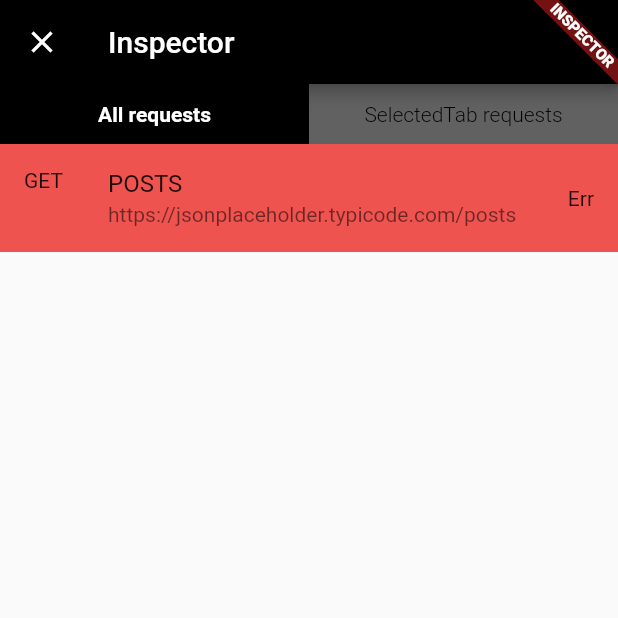
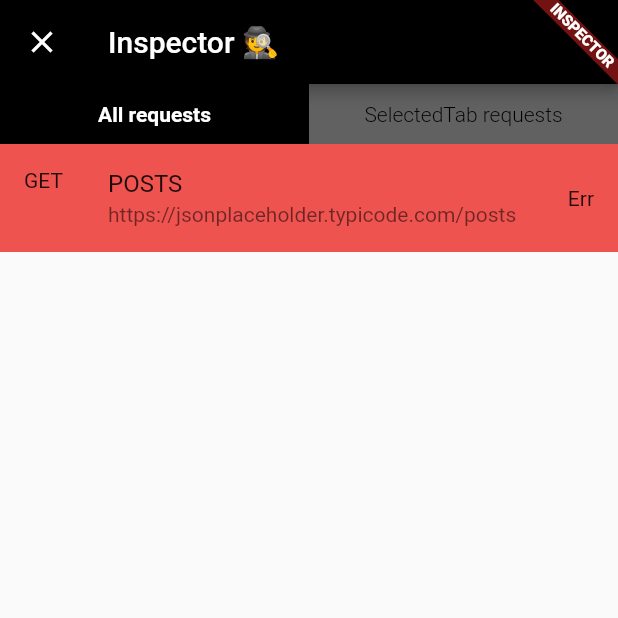
Before and after one commit to Abdelazeem777/requests_inspector, a Flutter app: the screen it shows after launch, swiped to page 2, on a phone screen of 412 x 824 dp, the top half of it. Run offline on Flutter 3.47's test engine with Material 2 defaults, Android fonts, the phone set to English and light mode, and no system bars; our stand-ins replace dio; missing offline and left inert: shake; network calls fail.

Commit message:
Fix web bugs

```diff
--- a/example/lib/main.dart
+++ b/example/lib/main.dart
@@ -24,7 +24,6 @@ Future<List<Post>> fetchPosts() async {
       queryParameters: params,
       statusCode: response.statusCode ?? 0,
       responseBody: response.data,
-      sentTime: DateTime.now(),
     ),
   );
 
@@ -117,6 +116,7 @@ class Post {
 void main() => runApp(
       const RequestsInspector(
         enabled: true,
+        showInspectorOn: ShowInspectorOn.Both,
         child: MyApp(),
       ),
     );
@@ -149,6 +149,13 @@ class _MyAppState extends State<MyApp> {
       home: Scaffold(
         appBar: AppBar(
           title: const Text('Fetch Data Example'),
+          leading: const InkWell(
+            child: Padding(
+              padding: EdgeInsets.all(8.0),
+              child: Icon(Icons.refresh),
+            ),
+            onTap: fetchPosts,
+          ),
         ),
         body: Center(
           child: FutureBuilder<List<Post>>(
@@ -180,6 +187,7 @@ class PostsListWidget extends StatelessWidget {
       onRefresh: fetchPosts,
       child: ListView.builder(
         shrinkWrap: true,
+        physics: const AlwaysScrollableScrollPhysics(),
         itemCount: postsList.length,
         itemBuilder: _buildPostItem,
       ),
--- a/lib/src/requests_inspector_widget.dart
+++ b/lib/src/requests_inspector_widget.dart
@@ -1,6 +1,8 @@
 import 'dart:convert';
+import 'dart:io';
 
 import 'package:dio/dio.dart';
+import 'package:flutter/foundation.dart';
 import 'package:flutter/material.dart';
 import 'package:provider/provider.dart';
 
@@ -29,7 +31,9 @@ class RequestsInspector extends StatelessWidget {
         ? ChangeNotifierProvider(
             create: (context) => InspectorController(
               enabled: enabled,
-              showInspectorOn: showInspectorOn,
+              showInspectorOn: _isSupportShaking()
+                  ? showInspectorOn
+                  : ShowInspectorOn.LongPress,
             ),
             builder: (context, _) {
               final inspectorController = context.read<InspectorController>();
@@ -68,6 +72,9 @@ class RequestsInspector extends StatelessWidget {
 
     return widget;
   }
+
+  bool _isSupportShaking() =>
+      kIsWeb ? false : Platform.isAndroid || Platform.isIOS;
 }
 
 class _Inspector extends StatelessWidget {
@@ -85,7 +92,7 @@ class _Inspector extends StatelessWidget {
     final inspectorController = context.read<InspectorController>();
     return AppBar(
       backgroundColor: Colors.black,
-      title: const Text('Inspector'),
+      title: const Text('Inspector 🕵'),
       leading: IconButton(
         onPressed: inspectorController.hideInspector,
         icon: const Icon(Icons.close),
@@ -201,8 +208,8 @@ class _RequestItemWidget extends StatelessWidget {
               ? Colors.red[400]
               : Colors.green[400],
       leading: Text(_request.requestMethod.name),
-      title: Text(_request.requestName ?? _request.url),
-      subtitle: _request.requestName != null ? Text(_request.url) : null,
+      title: Text(_request.requestName),
+      subtitle: Text(_request.url),
       trailing: Text(_request.statusCode?.toString() ?? 'Err'),
       onTap: () => _onTap(_request),
     );
```
Also changed, not shown: 5 other files.
